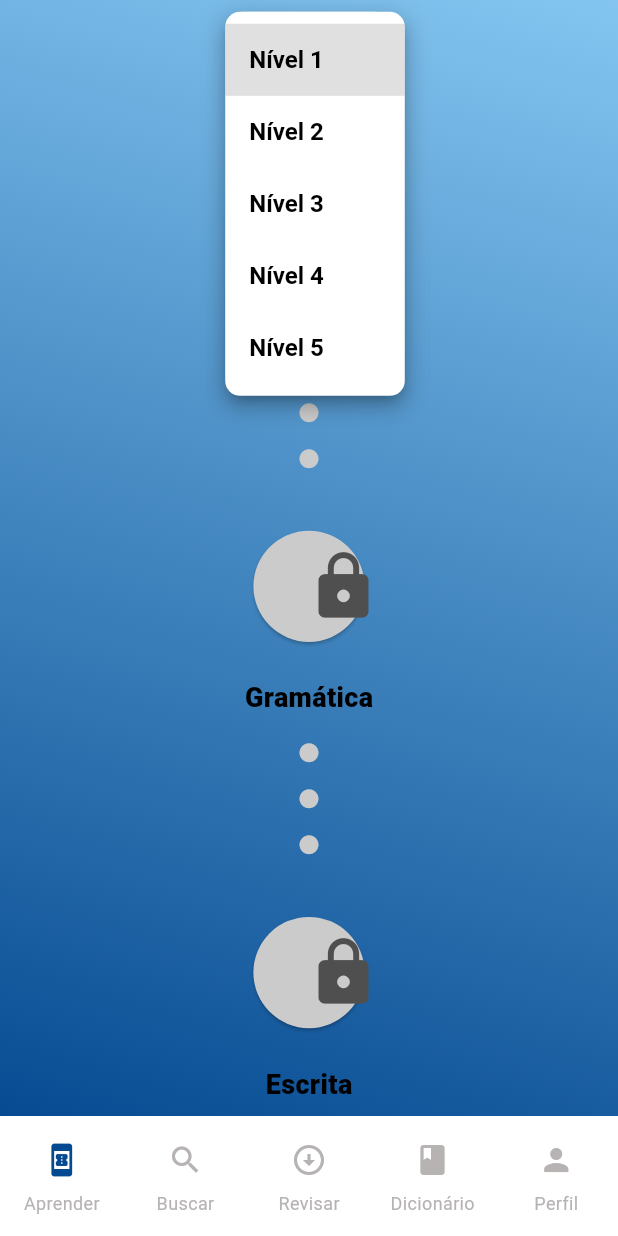
After one commit to Pedro-Bezerra/sinais-flutter, a Flutter app: the InicioPage screen opened directly, after a tap on "Nível 1", on a phone screen of 412 x 824 dp. The commit adds this screen. Run offline on Flutter 3.47's test engine with Material 3 defaults, Android fonts, the phone set to English and light mode, and no system bars; our stand-ins replace supabase_flutter, video_player; accounts and stored records are empty.

Commit message:
feat: adicionando a tela de início e ajustando outras telas

```diff
--- /dev/null
+++ b/lib/aprender_page.dart
@@ -0,0 +1,107 @@
+import 'package:flutter/material.dart';
+import 'dart:math';
+
+import 'package:teste_prototipo/botao_iniciar_licao.dart';
+import 'package:teste_prototipo/botao_licao_inativa.dart';
+import 'package:teste_prototipo/licao_flashcard.dart';
+
+class AprenderPage extends StatefulWidget {
+  const AprenderPage({super.key});
+
+  @override
+  State<AprenderPage> createState() => _AprenderPageState();
+}
+
+class _AprenderPageState extends State<AprenderPage> {
+  List<String> _niveis = [
+    "Nível 1",
+    "Nível 2",
+    "Nível 3",
+    "Nível 4",
+    "Nível 5"
+  ];
+
+  String _itemSelecionado = "Nível 1";
+
+  void _dropDownItemSelected(String novoItem) {
+    setState(() {
+      _itemSelecionado = novoItem;
+    });
+  }
+
+  @override
+  Widget build(BuildContext context) {
+    return Scaffold(
+      body: Container(
+        height: MediaQuery.sizeOf(context).height,
+        width: MediaQuery.sizeOf(context).width,
+        decoration: const BoxDecoration(
+          gradient: LinearGradient(
+            colors: [
+              Color.fromARGB(255, 133, 199, 242),
+              Color.fromARGB(255, 5, 74, 145)
+            ],
+            begin: Alignment.topLeft,
+            end: Alignment.bottomRight,
+            transform: GradientRotation(pi / 4),
+          ),
+        ),
+        child: Column(
+          mainAxisAlignment: MainAxisAlignment.spaceAround,
+          crossAxisAlignment: CrossAxisAlignment.center,
+          children: [
+            Container(
+                padding: EdgeInsets.symmetric(horizontal: 12.0),
+                decoration: BoxDecoration(
+                  color: Colors.white, // Background color of the button
+                  borderRadius: BorderRadius.circular(8.0), // Rounded corners
+                ),
+                child: DropdownButtonHideUnderline(
+                    child: DropdownButton<String>(
+                  underline: Container(
+                    height: 2,
+                    color: Colors.white, // Underline color
+                  ),
+                  iconEnabledColor: Colors.black,
+                  iconSize: 30,
+                  focusColor: Colors.white,
+                  borderRadius: BorderRadius.all(Radius.circular(10.0)),
+                  dropdownColor: Colors.white,
+                  style: TextStyle(
+                      fontSize: 16,
+                      color: Colors.black,
+                      fontWeight: FontWeight.bold),
+                  value: _itemSelecionado,
+                  items: _niveis.map((String dropDownStringItem) {
+                    return DropdownMenuItem<String>(
+                      value: dropDownStringItem,
+                      child: Text(dropDownStringItem),
+                    );
+                  }).toList(),
+                  onChanged: (String? novoItem) {
+                    if (novoItem != null) {
+                      _dropDownItemSelected(novoItem);
+                    }
+                  },
+                ))),
+            BotaoIniciarLicao(number: 1, legenda: "Vocabulário", proximaPagina: LicaoFlashcard()),
+            Icon(Icons.circle,
+                color: Color.fromARGB(255, 203, 203, 203), size: 15),
+            Icon(Icons.circle,
+                color: Color.fromARGB(255, 203, 203, 203), size: 15),
+            Icon(Icons.circle,
+                color: Color.fromARGB(255, 203, 203, 203), size: 15),
+            BotaoLicaoInativa(legenda: "Gramática"),
+            Icon(Icons.circle,
+                color: Color.fromARGB(255, 203, 203, 203), size: 15),
+            Icon(Icons.circle,
+                color: Color.fromARGB(255, 203, 203, 203), size: 15),
+            Icon(Icons.circle,
+                color: Color.fromARGB(255, 203, 203, 203), size: 15),
+            BotaoLicaoInativa(legenda: "Escrita"),
+          ],
+        ),
+      ),
+    );
+  }
+}
--- /dev/null
+++ b/lib/botao_iniciar_licao.dart
@@ -0,0 +1,54 @@
+import 'package:flutter/material.dart';
+
+class BotaoIniciarLicao extends StatelessWidget {
+  final int number;
+  final String legenda;
+  final Widget? proximaPagina;
+
+  const BotaoIniciarLicao(
+      {Key? key,
+      required this.number,
+      required this.legenda,
+      this.proximaPagina})
+      : super(key: key);
+
+  @override
+  Widget build(BuildContext context) {
+    return Column(
+      mainAxisAlignment: MainAxisAlignment.spaceAround,
+      crossAxisAlignment: CrossAxisAlignment.center,
+      children: [
+        SizedBox(
+          width: MediaQuery.sizeOf(context).width * 0.2,
+          height: MediaQuery.sizeOf(context).height * 0.15,
+          child: ElevatedButton(
+            onPressed: () {
+              Navigator.push(context,
+                  MaterialPageRoute(builder: (context) => proximaPagina!));
+            },
+            style: ElevatedButton.styleFrom(
+              shape: CircleBorder(
+                side: BorderSide(
+                  color: Color.fromARGB(255, 5, 74, 145),
+                  width: 12.0,
+                ),
+              ),
+              padding: EdgeInsets.all(35),
+            ),
+            child: Text(
+              '$number',
+              style: TextStyle(
+                fontSize: 14,
+                color: Colors.black,
+                fontWeight: FontWeight.bold,
+              ),
+            ),
+          ),
+        ),
+        Text(legenda,
+            style: TextStyle(
+                fontSize: 18, fontWeight: FontWeight.w900, color: Colors.black))
+      ],
+    );
+  }
+}
--- /dev/null
+++ b/lib/botao_licao_inativa.dart
@@ -0,0 +1,42 @@
+import 'package:flutter/material.dart';
+
+class BotaoLicaoInativa extends StatelessWidget {
+  final String legenda;
+
+  const BotaoLicaoInativa(
+      {Key? key, required this.legenda})
+      : super(key: key);
+
+  @override
+  Widget build(BuildContext context) {
+    return Column(
+      mainAxisAlignment: MainAxisAlignment.spaceAround,
+      crossAxisAlignment: CrossAxisAlignment.center,
+      children: [
+        SizedBox(
+          width: MediaQuery.sizeOf(context).width * 0.18,
+          height: MediaQuery.sizeOf(context).height * 0.15,
+          child: ElevatedButton(
+            onPressed: () {
+              print('Button pressed');
+            },
+            style: ElevatedButton.styleFrom(
+                shape: CircleBorder(),
+                padding: EdgeInsets.all(35),
+                backgroundColor: Color.fromARGB(255, 203, 203, 203)),
+            child: Center(
+              child: Icon(
+                Icons.lock,
+                color: Color.fromARGB(255, 79, 79, 79),
+                size: 50,
+              ),
+            ),
+          ),
+        ),
+        Text(legenda,
+            style: TextStyle(
+                fontSize: 18, fontWeight: FontWeight.w900, color: Colors.black))
+      ],
+    );
+  }
+}
--- a/lib/cadastro.dart
+++ b/lib/cadastro.dart
@@ -33,7 +33,7 @@ class _SignUpPageState extends State<SignUpPage> {
             children: <Widget>[
               TextFormField(
                 decoration: const InputDecoration(
-                    labelText: 'Username',
+                    labelText: 'Usuario',
                     border: OutlineInputBorder(),
                     enabledBorder: OutlineInputBorder(
                         borderSide:
@@ -64,10 +64,10 @@ class _SignUpPageState extends State<SignUpPage> {
                             color: Color.fromARGB(255, 5, 74, 145)))),
                 validator: (value) {
                   if (value == null || value.isEmpty) {
-                    return 'Please enter your email';
+                    return 'Informe um email';
                   }
                   if (!value.contains('@')) {
-                    return 'Please enter a valid email';
+                    return 'Informe um email válido';
                   }
                   return null;
                 },
@@ -90,7 +90,7 @@ class _SignUpPageState extends State<SignUpPage> {
                             ? Icons.visibility_off
                             : Icons.visibility),
                       ),
-                      labelText: 'Password',
+                      labelText: 'Senha',
                       border: const OutlineInputBorder(),
                       enabledBorder: const OutlineInputBorder(
                           borderSide: BorderSide(
@@ -101,16 +101,16 @@ class _SignUpPageState extends State<SignUpPage> {
                   obscureText: _obscurePasswordCreation,
                   validator: (value) {
                     if (value == null || value.isEmpty) {
-                      return 'Please enter your password';
+                      return 'Informe uma senha';
                     }
                     if (value.length < 8) {
-                      return 'Your password must have at least 8 characters';
+                      return 'A senha deve ter no mínimo 8 caracteres';
                     }
                     if (!regexUpper.hasMatch(value)) {
-                      return 'Your password must have an uppercase letter';
+                      return 'A senha deve ter uma letra maiúscula';
                     }
                     if (!regexSpecial.hasMatch(value)) {
-                      return 'Your password must have a special character';
+                      return 'A senha deve ter um caracter especial';
                     }
                     return null;
                   },
@@ -132,7 +132,7 @@ class _SignUpPageState extends State<SignUpPage> {
                           ? Icons.visibility_off
                           : Icons.visibility),
                     ),
-                    labelText: 'Confirm Password',
+                    labelText: 'Confirme sua senha',
                     border: const OutlineInputBorder(),
                     enabledBorder: const OutlineInputBorder(
                         borderSide:
@@ -143,19 +143,19 @@ class _SignUpPageState extends State<SignUpPage> {
                 obscureText: _obscurePasswordConfirmation,
                 validator: (value) {
                   if (value == null || value.isEmpty) {
-                    return 'Please confirm your password';
+                    return 'Confirme sua senha';
                   }
                   if (value != _password) {
-                    return 'Passwords do not match';
+                    return 'As senhas são diferentes';
                   }
                   if (value.length < 8) {
-                    return 'Your password must have at least 8 characters';
+                    return 'A senha deve ter no mínimo 8 caracteres';
                   }
                   if (!regexUpper.hasMatch(value)) {
-                    return 'Your password must have an uppercase letter';
+                    return 'A senha deve ter uma letra maiúscula';
                   }
                   if (!regexSpecial.hasMatch(value)) {
-                    return 'Your password must have a special character';
+                    return 'A senha deve ter um caracter especial';
                   }
                   return null;
                 },
--- a/lib/flashcard.dart
+++ b/lib/flashcard.dart
@@ -28,8 +28,8 @@ class _FlashcardState extends State<Flashcard> {
     final double screenWidth = MediaQuery.of(context).size.width;
     final double screenHeight = MediaQuery.of(context).size.height;
 
-    // Calculate sizes based on percentages
-    final double cardWidth = screenWidth * 0.8; // 80% of screen width
+
+    final double cardWidth = screenWidth * 0.8;
     final double cardHeight = screenHeight * 0.5;
 
     return GestureDetector(
--- a/lib/home.dart
+++ b/lib/home.dart
@@ -25,7 +25,7 @@ class _HomePageState extends State<HomePage> {
         body: Column(
       children: [
         const Expanded(
-          flex: 1,
+          flex: 2,
           child: AppBarHome(),
         ),
         Expanded(
@@ -58,9 +58,12 @@ class AppBarHome extends StatelessWidget {
 
     return Scaffold(
         body: Column(
+          mainAxisAlignment: MainAxisAlignment.end,
       children: [
         Center(child: Text("SINAIS", style: sinaisStyle)),
         const ToggleLoginSignup(),
+        SizedBox(height: 20),
+        const Text("Aperte o botão para ir pra tela de login ou de cadastro", style: TextStyle(fontSize: 10),),
       ],
     ));
   }
--- a/lib/inicio.dart
+++ b/lib/inicio.dart
@@ -1,11 +1,166 @@
 import 'package:flutter/material.dart';
-import 'package:teste_prototipo/video_player.dart';
+import 'dart:math';
 
-class InicioPage extends StatelessWidget {
+import 'package:teste_prototipo/aprender_page.dart';
+import 'package:teste_prototipo/licao_flashcard.dart';
+
+
+class InicioPage extends StatefulWidget {
   const InicioPage({super.key});
 
   @override
+  State<InicioPage> createState() => _InicioPageState();
+}
+
+class _InicioPageState extends State<InicioPage> {
+  int _selectedIndex = 0;
+  final PageController _pageController = PageController();
+
+  void _onItemTapped(int index) {
+    setState(() {
+      _selectedIndex = index;
+    });
+    _pageController.jumpToPage(index);
+  }
+
+  @override
   Widget build(BuildContext context) {
-    return VideoPlayerScreen();
+    return Scaffold(
+      body: PageView(
+        controller: _pageController,
+        onPageChanged: (index) {
+          setState(() {
+            _selectedIndex = index;
+          });
+        },
+        children: const <Widget>[
+          AprenderPage(),
+          BuscarPage(),
+          RevisarPage(),
+          DicionarioPage(),
+          PerfilPage(),
+        ],
+      ),
+      bottomNavigationBar: NavigationBar(
+        selectedIndex: _selectedIndex,
+        onDestinationSelected: _onItemTapped,
+        destinations: const [
+          NavigationDestination(
+            icon: Icon(Icons.book_online_rounded, color: Color.fromARGB(255, 183, 179, 179)),
+            label: "Aprender",
+            selectedIcon: Icon(Icons.book_online_rounded, color: Color.fromARGB(255, 5, 74, 145)),
+          ),
+          NavigationDestination(
+            icon: Icon(Icons.search, color: Color.fromARGB(255, 183, 179, 179)),
+            label: "Buscar",
+            selectedIcon: Icon(Icons.search, color: Color.fromARGB(255, 5, 74, 145)),
+          ),
+          NavigationDestination(
+            icon: Icon(Icons.arrow_circle_down, color: Color.fromARGB(255, 183, 179, 179)),
+            label: "Revisar",
+            selectedIcon: Icon(Icons.arrow_circle_down, color: Color.fromARGB(255, 5, 74, 145)),
+          ),
+          NavigationDestination(
+            icon: Icon(Icons.book_rounded, color: Color.fromARGB(255, 183, 179, 179)),
+            label: "Dicionário",
+            selectedIcon: Icon(Icons.book_rounded, color: Color.fromARGB(255, 5, 74, 145)),
+          ),
+          NavigationDestination(
+            icon: Icon(Icons.person, color: Color.fromARGB(255, 183, 179, 179)),
+            label: "Perfil",
+            selectedIcon: Icon(Icons.person, color: Color.fromARGB(255, 5, 74, 145)),
+          ),
+        ],
+        backgroundColor: Colors.white,
+      ),
+    );
   }
 }
+
+class BuscarPage extends StatelessWidget {
+  const BuscarPage({super.key});
+
+  @override
+  Widget build(BuildContext context) {
+    return Scaffold(
+      body: Container(
+        height: MediaQuery.sizeOf(context).height,
+        width: MediaQuery.sizeOf(context).width,
+        decoration: const BoxDecoration(
+            gradient: LinearGradient(
+                colors: [
+              Color.fromARGB(255, 133, 199, 242),
+              Color.fromARGB(255, 5, 74, 145)
+            ],
+                begin: Alignment.topLeft,
+                end: Alignment.bottomRight,
+                transform: GradientRotation(pi / 4))),
+    ));
+  }
+}
+
+class RevisarPage extends StatelessWidget {
+  const RevisarPage({super.key});
+
+  @override
+  Widget build(BuildContext context) {
+    return Scaffold(
+      body:Container(
+        height: MediaQuery.sizeOf(context).height,
+        width: MediaQuery.sizeOf(context).width,
+        decoration: const BoxDecoration(
+            gradient: LinearGradient(
+                colors: [
+              Color.fromARGB(255, 133, 199, 242),
+              Color.fromARGB(255, 5, 74, 145)
+            ],
+                begin: Alignment.topLeft,
+                end: Alignment.bottomRight,
+                transform: GradientRotation(pi / 4))),
+    ));
+  }
+}
+
+class DicionarioPage extends StatelessWidget {
+  const DicionarioPage({super.key});
+
+  @override
+  Widget build(BuildContext context) {
+    return Scaffold(
+      body: Container(
+        height: MediaQuery.sizeOf(context).height,
+        width: MediaQuery.sizeOf(context).width,
+        decoration: const BoxDecoration(
+            gradient: LinearGradient(
+                colors: [
+              Color.fromARGB(255, 133, 199, 242),
+              Color.fromARGB(255, 5, 74, 145)
+            ],
+                begin: Alignment.topLeft,
+                end: Alignment.bottomRight,
+                transform: GradientRotation(pi / 4))),
+    ));
+  }
+}
+
+class PerfilPage extends StatelessWidget {
+  const PerfilPage({super.key});
+
+  @override
+  Widget build(BuildContext context) {
+    return Scaffold(
+      body: Container(
+        height: MediaQuery.sizeOf(context).height,
+        width: MediaQuery.sizeOf(context).width,
+        decoration: const BoxDecoration(
+            gradient: LinearGradient(
+                colors: [
+              Color.fromARGB(255, 133, 199, 242),
+              Color.fromARGB(255, 5, 74, 145)
+            ],
+                begin: Alignment.topLeft,
+                end: Alignment.bottomRight,
+                transform: GradientRotation(pi / 4))),
+    ));
+  }
+}
--- a/lib/login.dart
+++ b/lib/login.dart
@@ -44,6 +44,9 @@ class _LoginPageState extends State<LoginPage> {
           child: Column(
             mainAxisAlignment: MainAxisAlignment.center,
             children: <Widget>[
+              Text("Login",
+                  style: TextStyle(fontSize: 30, fontWeight: FontWeight.bold)),
+                SizedBox(height: 20),
               TextFormField(
                 decoration: const InputDecoration(
                     labelText: 'Email',
@@ -56,10 +59,10 @@ class _LoginPageState extends State<LoginPage> {
                             color: Color.fromARGB(255, 5, 74, 145)))),
                 validator: (value) {
                   if (value == null || value.isEmpty) {
-                    return 'Please enter your email';
+                    return 'Informe um email';
                   }
                   if (!value.contains('@')) {
-                    return 'Please enter a valid email';
+                    return 'Informe um email válido';
                   }
                   return null;
                 },
@@ -80,7 +83,7 @@ class _LoginPageState extends State<LoginPage> {
                           ? Icons.visibility_off
                           : Icons.visibility),
                     ),
-                    labelText: 'Password',
+                    labelText: 'Senha',
                     border: const OutlineInputBorder(),
                     enabledBorder: const OutlineInputBorder(
                         borderSide:
@@ -131,7 +134,7 @@ class _LoginPageState extends State<LoginPage> {
                             Navigator.push(
                                 context,
                                 MaterialPageRoute(
-                                  builder: (context) => LicaoFlashcard(),
+                                  builder: (context) => InicioPage(),
                                 ));
                           } else {
                             print(value);
--- a/lib/main.dart
+++ b/lib/main.dart
@@ -1,6 +1,7 @@
 import 'package:supabase_flutter/supabase_flutter.dart';
 import 'package:flutter/material.dart';
 import 'package:provider/provider.dart';
+import 'package:teste_prototipo/login.dart';
 import 'home.dart';
 
 void main() async {
@@ -31,7 +32,12 @@ class MyApp extends StatelessWidget {
         child: MaterialApp(
             title: 'Login',
             theme: ThemeData(
-                scaffoldBackgroundColor: Color.fromARGB(255, 237, 228, 222)),
+                scaffoldBackgroundColor: Color.fromARGB(255, 237, 228, 222),
+                navigationBarTheme: NavigationBarThemeData(
+                  indicatorColor: Colors.transparent,
+                  labelTextStyle: WidgetStateProperty.all(TextStyle(
+                      fontSize: 12, color: Color.fromARGB(255, 183, 179, 179))),
+                )),
             home: HomePage()));
   }
 }
```
